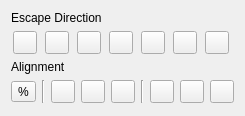
KDE/krita, file plugins/defaultTools/connectionTool/ConnectionPointWidget.ui: the form before one commit.
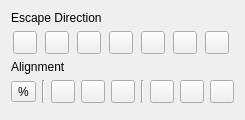
The form after the commit.

Commit message: Improve layout of option widgets.  Previously the option widgets would be spread out over the modebox or  tool options docker.  Before we couldn't just fix the height because then the tool option docker  tabbed with other dockers would limit the other tabs height.

```diff
--- a/plugins/defaultTools/connectionTool/ConnectionPointWidget.ui
+++ b/plugins/defaultTools/connectionTool/ConnectionPointWidget.ui
@@ -6,8 +6,8 @@
    <rect>
     <x>0</x>
     <y>0</y>
-    <width>220</width>
-    <height>116</height>
+    <width>238</width>
+    <height>118</height>
    </rect>
   </property>
   <layout class="QGridLayout" name="gridLayout">
@@ -158,18 +158,15 @@
      </item>
     </layout>
    </item>
-   <item row="4" column="1">
-    <spacer name="verticalSpacer">
-     <property name="orientation">
-      <enum>Qt::Vertical</enum>
+   <item row="4" column="0">
+    <widget class="QWidget" name="SpecialSpacer" native="true">
+     <property name="sizePolicy">
+      <sizepolicy hsizetype="Preferred" vsizetype="Expanding">
+       <horstretch>0</horstretch>
+       <verstretch>0</verstretch>
+      </sizepolicy>
      </property>
-     <property name="sizeHint" stdset="0">
-      <size>
-       <width>48</width>
-       <height>0</height>
-      </size>
-     </property>
-    </spacer>
+    </widget>
    </item>
   </layout>
  </widget>
```
The commit also changes 14 other files.
